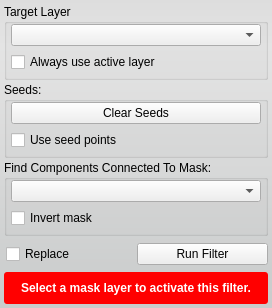
Before: the Qt Designer form src/Interface/ToolInterface/ConnectedComponentFilterInterface.ui in jessdtate/Seg3D, drawn with Qt 5.
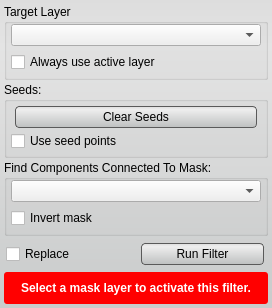
After: the same form once the commit is applied. Custom widgets are drawn as their Qt base class.

Commit message: added styles to the ui buttons still some tweaking that needs done.  check out the Discrete Gaussian Blur tool and let me know if the lighter background looks better.

Patch:
```diff
--- a/src/Interface/ToolInterface/ConnectedComponentFilterInterface.ui
+++ b/src/Interface/ToolInterface/ConnectedComponentFilterInterface.ui
@@ -23,6 +23,27 @@
    <string notr="true">QWidget#ConnectedComponentFilterInterface{
 	border-radius: 3px;
 	background-color: qlineargradient(spread:pad, x1:0.5, y1:0, x2:0.5, y2:0.960227, stop:0 rgba(221, 221, 221, 255), stop:0.155779 rgba(228, 228, 228, 255), stop:1 rgba(202, 204, 204, 255));      
+}
+
+QPushButton{
+	background-color: qlineargradient(spread:pad, x1:0.5, y1:0, x2:0.5, y2:0.960227, stop:0 rgba(221, 221, 221, 255), stop:0.155779 rgba(238, 238, 238, 255), stop:1 rgba(192, 194, 194, 255));
+	border-radius: 4px;
+	border: 1px solid rgb(90, 90, 90);
+	margin:4px;
+}
+
+QPushButton:hover{
+	background-color: qlineargradient(spread:pad, x1:0.5, y1:0, x2:0.5, y2:1, stop:0 rgba(195, 195, 195, 255), stop:0.253769 rgba(206, 206, 206, 255), stop:1 rgba(185, 185, 185, 255));
+	border-radius: 4px;
+	border: 1px solid rgb(90, 90, 90);
+	margin:4px;
+}
+
+QPushButton:pressed{
+	background-color: qlineargradient(spread:pad, x1:0.5, y1:0, x2:0.5, y2:1, stop:0 rgba(150, 150, 150, 255), stop:0.753769 rgba(206, 206, 206, 255), stop:1 rgba(185, 185, 185, 255));
+	border-radius: 4px;
+	border: 1px solid rgb(90, 90, 90);
+	margin:4px;
 }</string>
   </property>
   <layout class="QVBoxLayout" name="verticalLayout">
@@ -144,6 +165,12 @@
           <verstretch>0</verstretch>
          </sizepolicy>
         </property>
+        <property name="minimumSize">
+         <size>
+          <width>0</width>
+          <height>30</height>
+         </size>
+        </property>
         <property name="text">
          <string>Clear Seeds</string>
         </property>
@@ -296,6 +323,12 @@
           <verstretch>0</verstretch>
          </sizepolicy>
         </property>
+        <property name="minimumSize">
+         <size>
+          <width>0</width>
+          <height>30</height>
+         </size>
+        </property>
         <property name="text">
          <string>Run Filter</string>
         </property>
```
The commit also changes 57 other files.
